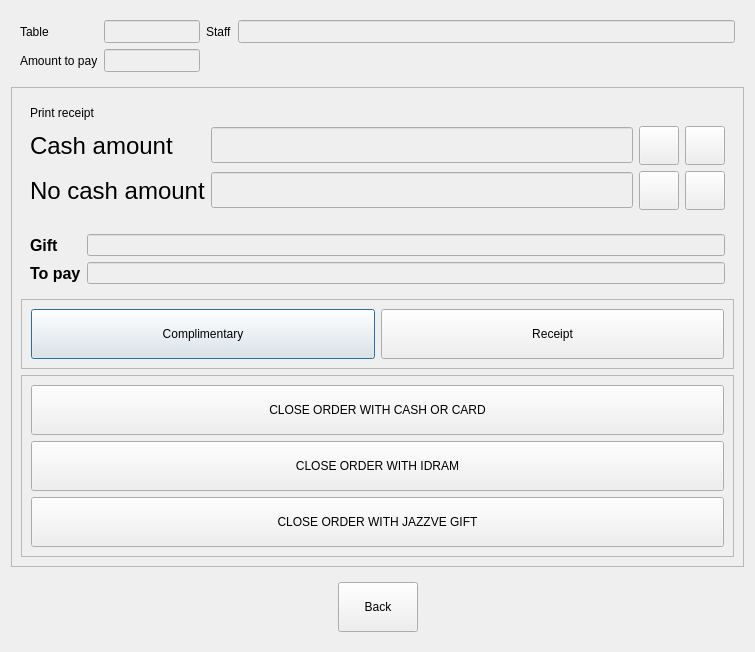
Above: dlgpayment.ui from End1-1/FastF before the change. Below: the same form after it.
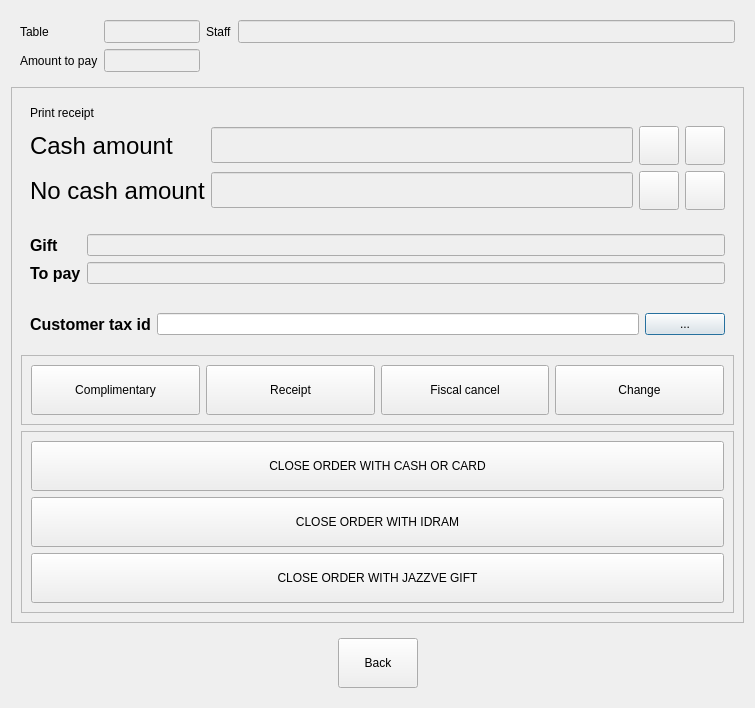
That is the form after the change. Icons and pictures are not drawn. Custom widgets are drawn as their Qt base class.

The edit to the form file:
```diff
--- a/dlgpayment.ui
+++ b/dlgpayment.ui
@@ -7,7 +7,7 @@
     <x>0</x>
     <y>0</y>
     <width>755</width>
-    <height>644</height>
+    <height>695</height>
    </rect>
   </property>
   <property name="windowTitle">
@@ -300,6 +300,42 @@
         </layout>
        </widget>
       </item>
+      <item>
+       <widget class="QWidget" name="widget_4" native="true">
+        <property name="minimumSize">
+         <size>
+          <width>0</width>
+          <height>50</height>
+         </size>
+        </property>
+        <layout class="QHBoxLayout" name="horizontalLayout_3">
+         <item>
+          <widget class="QLabel" name="label_9">
+           <property name="font">
+            <font>
+             <pointsize>12</pointsize>
+             <weight>75</weight>
+             <bold>true</bold>
+            </font>
+           </property>
+           <property name="text">
+            <string>Customer tax id</string>
+           </property>
+          </widget>
+         </item>
+         <item>
+          <widget class="QLineEdit" name="leTax"/>
+         </item>
+         <item>
+          <widget class="QPushButton" name="pushButton">
+           <property name="text">
+            <string>...</string>
+           </property>
+          </widget>
+         </item>
+        </layout>
+       </widget>
+      </item>
       <item>
        <widget class="QFrame" name="frame_3">
         <property name="minimumSize">
@@ -361,6 +397,52 @@
            </property>
           </widget>
          </item>
+         <item>
+          <widget class="QPushButton" name="btnPrepaymentCash_2">
+           <property name="minimumSize">
+            <size>
+             <width>0</width>
+             <height>50</height>
+            </size>
+           </property>
+           <property name="text">
+            <string>Fiscal cancel</string>
+           </property>
+           <property name="icon">
+            <iconset resource="Res.qrc">
+             <normaloff>:/res/messagebox_warning.png</normaloff>:/res/messagebox_warning.png</iconset>
+           </property>
+           <property name="iconSize">
+            <size>
+             <width>48</width>
+             <height>48</height>
+            </size>
+           </property>
+          </widget>
+         </item>
+         <item>
+          <widget class="QPushButton" name="btnChange">
+           <property name="minimumSize">
+            <size>
+             <width>0</width>
+             <height>50</height>
+            </size>
+           </property>
+           <property name="text">
+            <string>Change</string>
+           </property>
+           <property name="icon">
+            <iconset resource="Res.qrc">
+             <normaloff>:/res/calculator.png</normaloff>:/res/calculator.png</iconset>
+           </property>
+           <property name="iconSize">
+            <size>
+             <width>48</width>
+             <height>48</height>
+            </size>
+           </property>
+          </widget>
+         </item>
         </layout>
        </widget>
       </item>
```
